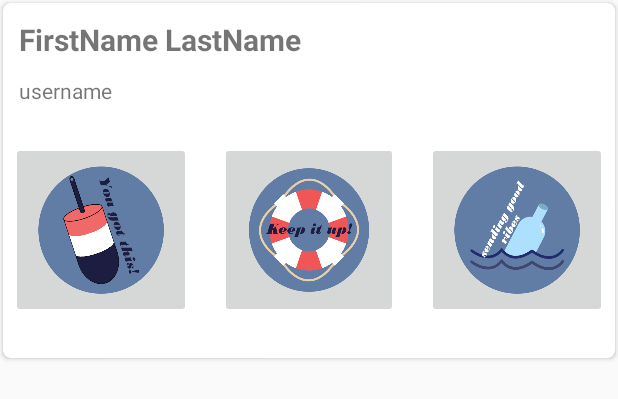
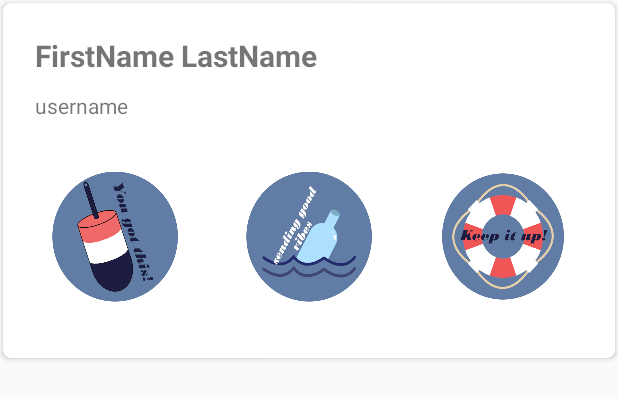
Before and after one commit to JDWilson73/Buoy, an Android app: the layout friend_item_card.xml on its own in the app's theme, with its tools: preview values and no code run, on a phone screen of 412 x 824 dp. Shown: the top 399 px of the screen. Run offline under Robolectric (Android 15) with nearby library versions, the phone set to English and light mode, and no system bars.

Commit message:
layout changes to friend items and set saved instance state methods.

```diff
--- a/app/src/main/res/layout/friend_item_card.xml
+++ b/app/src/main/res/layout/friend_item_card.xml
@@ -1,12 +1,13 @@
 <?xml version="1.0" encoding="utf-8"?>
 <androidx.cardview.widget.CardView xmlns:android="http://schemas.android.com/apk/res/android"
     xmlns:app="http://schemas.android.com/apk/res-auto"
+    xmlns:tools="http://schemas.android.com/tools"
     android:layout_width="match_parent"
     android:layout_height="wrap_content"
     android:layout_margin="2dp"
     app:cardCornerRadius="5dp">
 
-    <RelativeLayout
+    <androidx.constraintlayout.widget.ConstraintLayout
         android:layout_width="match_parent"
         android:layout_height="226dp"
         android:layout_margin="5dp">
@@ -15,65 +16,84 @@
             android:id="@+id/full_name"
             android:layout_width="wrap_content"
             android:layout_height="wrap_content"
-            android:layout_marginStart="5dp"
-            android:layout_marginTop="5dp"
-            android:layout_marginEnd="5dp"
-            android:layout_marginBottom="5dp"
+            android:layout_marginStart="16dp"
+            android:layout_marginTop="16dp"
+            android:layout_marginBottom="47dp"
             android:text="FirstName LastName"
             android:textSize="20sp"
-            android:textStyle="bold" />
+            android:textStyle="bold"
+            app:layout_constraintBottom_toTopOf="@+id/good_vibes"
+            app:layout_constraintStart_toStartOf="parent"
+            app:layout_constraintTop_toTopOf="parent" />
 
         <TextView
             android:id="@+id/username"
             android:layout_width="wrap_content"
             android:layout_height="wrap_content"
             android:layout_below="@id/full_name"
-            android:layout_marginStart="5dp"
-            android:layout_marginTop="5dp"
-            android:layout_marginEnd="5dp"
-            android:layout_marginBottom="5dp"
-            android:text="username" />
+            android:layout_marginStart="16dp"
+            android:layout_marginTop="53dp"
+            android:layout_marginBottom="18dp"
+            android:text="username"
+            app:layout_constraintBottom_toTopOf="@+id/do_it"
+            app:layout_constraintStart_toStartOf="parent"
+            app:layout_constraintTop_toTopOf="parent" />
 
         <ImageButton
             android:id="@+id/do_it"
+            style="?android:attr/borderlessButtonStyle"
             android:layout_width="120dp"
-            android:layout_height="120dp"
+            android:layout_height="0dp"
             android:layout_below="@+id/username"
             android:layout_alignParentStart="true"
             android:layout_alignParentBottom="true"
-            android:layout_marginTop="19dp"
-            android:layout_marginBottom="21dp"
+            android:layout_marginBottom="16dp"
+            android:adjustViewBounds="true"
             android:scaleType="fitXY"
+            app:layout_constraintBottom_toBottomOf="parent"
+            app:layout_constraintEnd_toStartOf="@+id/good_vibes"
+            app:layout_constraintHorizontal_bias="0.5"
+            app:layout_constraintStart_toStartOf="parent"
+            app:layout_constraintTop_toBottomOf="@+id/username"
             app:srcCompat="@drawable/doit" />
 
         <ImageButton
             android:id="@+id/good_vibes"
+            style="?android:attr/borderlessButtonStyle"
             android:layout_width="120dp"
-            android:layout_height="120dp"
+            android:layout_height="0dp"
             android:layout_below="@+id/username"
             android:layout_alignParentEnd="true"
             android:layout_alignParentBottom="true"
-            android:layout_marginTop="19dp"
-            android:layout_marginBottom="21dp"
+            android:layout_marginBottom="16dp"
+            android:adjustViewBounds="true"
             android:scaleType="fitXY"
+            app:layout_constraintBottom_toBottomOf="parent"
+            app:layout_constraintEnd_toStartOf="@+id/keep_up"
+            app:layout_constraintHorizontal_bias="0.5"
+            app:layout_constraintStart_toEndOf="@+id/do_it"
+            app:layout_constraintTop_toBottomOf="@+id/full_name"
             app:srcCompat="@drawable/goodvibes" />
 
         <ImageButton
             android:id="@+id/keep_up"
+            style="?android:attr/borderlessButtonStyle"
             android:layout_width="120dp"
-            android:layout_height="120dp"
+            android:layout_height="0dp"
             android:layout_below="@+id/username"
             android:layout_alignParentBottom="true"
-            android:layout_marginStart="19dp"
-            android:layout_marginTop="19dp"
-            android:layout_marginEnd="19dp"
-            android:layout_marginBottom="21dp"
             android:layout_toStartOf="@+id/good_vibes"
             android:layout_toEndOf="@+id/do_it"
+            android:adjustViewBounds="true"
             android:scaleType="fitXY"
+            app:layout_constraintBottom_toBottomOf="@+id/good_vibes"
+            app:layout_constraintEnd_toEndOf="parent"
+            app:layout_constraintHorizontal_bias="0.5"
+            app:layout_constraintStart_toEndOf="@+id/good_vibes"
+            app:layout_constraintTop_toTopOf="@+id/good_vibes"
             app:srcCompat="@drawable/keepup" />
 
 
-    </RelativeLayout>
+    </androidx.constraintlayout.widget.ConstraintLayout>
 
 </androidx.cardview.widget.CardView>
```
Also changed, not shown: app/src/main/java/edu/neu/madcourse/buoy/FriendItemCard.java (+0 -15 lines), app/src/main/java/edu/neu/madcourse/buoy/StickerSendActivity.java (+18 -7 lines), app/src/main/res/layout/activity_sticker_send.xml (+3 -13 lines).
